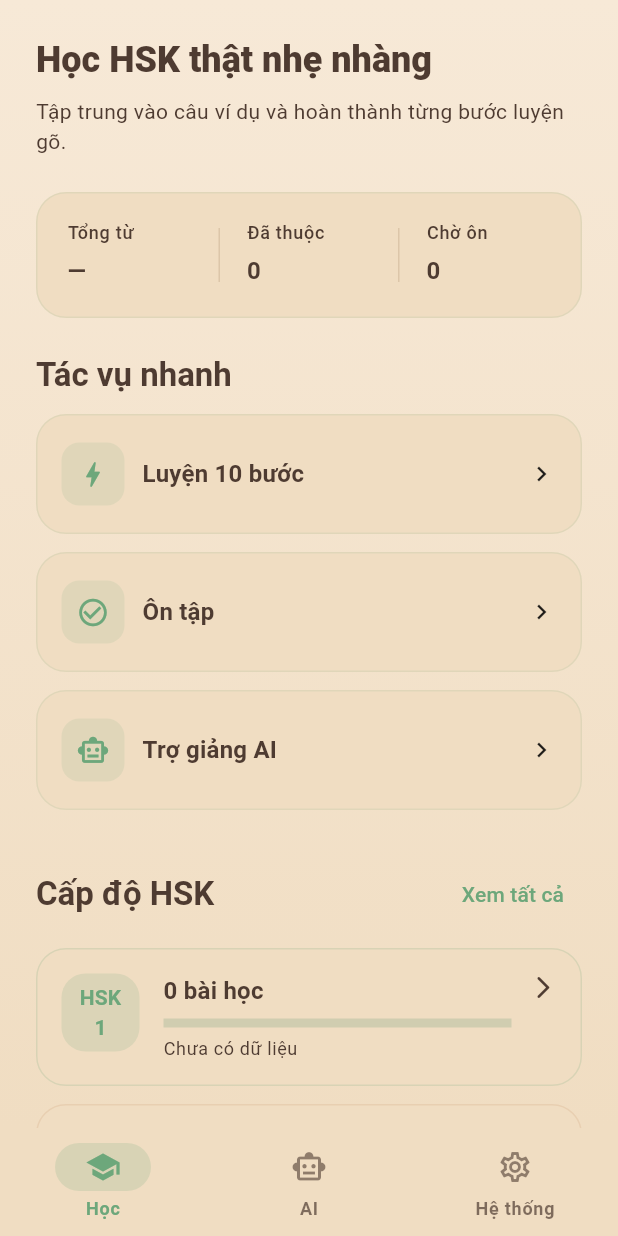
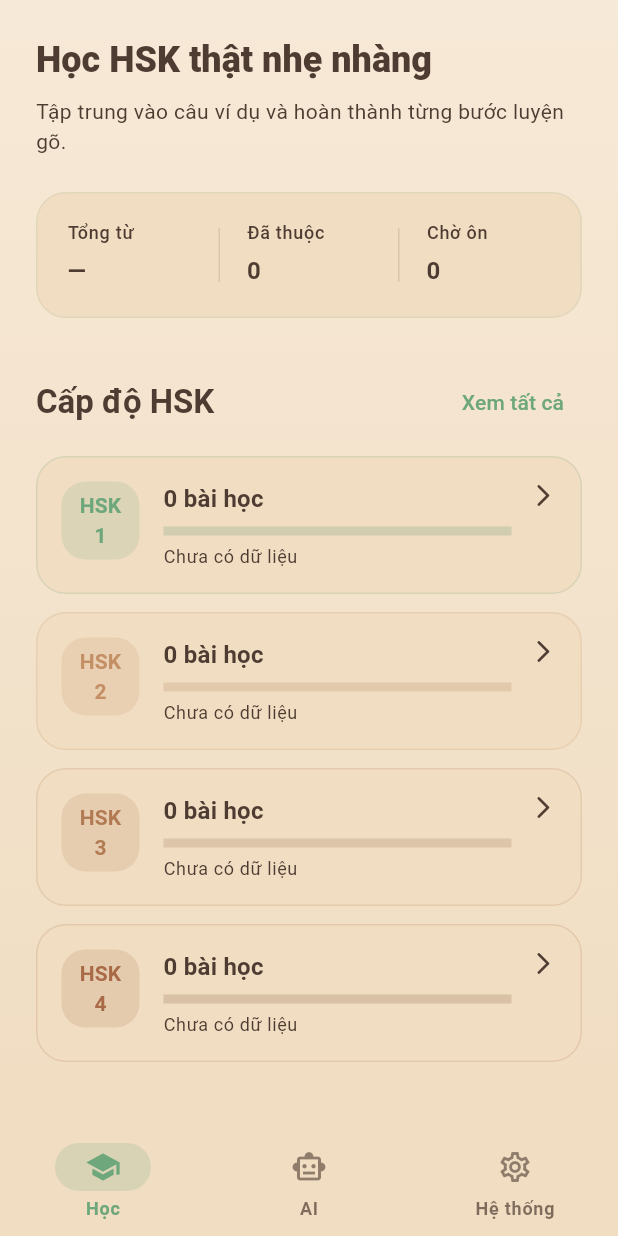
Before and after one commit to hieuhieu2202/learnchinesene, a Flutter app: the screen it shows after launch, on a phone screen of 412 x 824 dp. Run offline on Flutter 3.47's test engine with Material 3 defaults, Android fonts, the phone set to English and light mode, and no system bars; our stand-ins replace audioplayers, get, sqflite; accounts and stored records are empty.

Commit message:
Remove quick actions from home dashboard

```diff
--- a/lib/features/vocabulary/presentation/pages/home_page.dart
+++ b/lib/features/vocabulary/presentation/pages/home_page.dart
@@ -2,7 +2,6 @@ import 'package:flutter/material.dart';
 import 'package:get/get.dart';
 
 import '../../../../routes/app_routes.dart';
-import '../../domain/entities/word.dart';
 import '../controllers/home_controller.dart';
 import '../theme/hsk_palette.dart';
 import '../utils/navigation_utils.dart';
@@ -66,31 +65,6 @@ class _DashboardTab extends StatelessWidget {
       final totalWords = overview.fold<int>(0, (sum, item) => sum + item.totalWords);
       final masteredWords = overview.fold<int>(0, (sum, item) => sum + item.masteredWords);
 
-      final actions = <_SimpleAction>[
-        _SimpleAction(
-          icon: Icons.bolt_rounded,
-          label: 'Luyện 10 bước',
-          onTap: () => navigateAfterFrame(() {
-            Get.toNamed(
-              AppRoutes.practiceSession,
-              arguments: {
-                'words': const <Word>[],
-              },
-            );
-          }),
-        ),
-        _SimpleAction(
-          icon: Icons.check_circle_outline,
-          label: reviewCount > 0 ? 'Ôn $reviewCount từ' : 'Ôn tập',
-          onTap: () => navigateAfterFrame(() => Get.toNamed(AppRoutes.reviewToday)),
-        ),
-        _SimpleAction(
-          icon: Icons.smart_toy_outlined,
-          label: 'Trợ giảng AI',
-          onTap: () => controller.changeTab(1),
-        ),
-      ];
-
       return _GradientBackground(
         child: SafeArea(
           bottom: false,
@@ -118,10 +92,6 @@ class _DashboardTab extends StatelessWidget {
                   masteredWords: masteredWords,
                   reviewCount: reviewCount,
                 ),
-                const SizedBox(height: 24),
-                _SectionTitle(text: 'Tác vụ nhanh'),
-                const SizedBox(height: 12),
-                _SimpleActionWrap(actions: actions),
                 const SizedBox(height: 32),
                 Row(
                   children: [
@@ -647,100 +617,6 @@ class _SectionTitle extends StatelessWidget {
   }
 }
 
-class _SimpleAction {
-  const _SimpleAction({
-    required this.icon,
-    required this.label,
-    required this.onTap,
-  });
-
-  final IconData icon;
-  final String label;
-  final VoidCallback onTap;
-}
-
-class _SimpleActionWrap extends StatelessWidget {
-  const _SimpleActionWrap({required this.actions});
-
-  final List<_SimpleAction> actions;
-
-  @override
-  Widget build(BuildContext context) {
-    return LayoutBuilder(
-      builder: (context, constraints) {
-        final width = constraints.maxWidth;
-        final columns = width >= 720 ? 2 : 1;
-        const spacing = 12.0;
-        final tileWidth = columns == 1
-            ? width
-            : (width - spacing * (columns - 1)) / columns;
-
-        return Wrap(
-          spacing: spacing,
-          runSpacing: spacing,
-          children: [
-            for (final action in actions)
-              SizedBox(
-                width: tileWidth,
-                child: _SimpleActionButton(action: action),
-              ),
-          ],
-        );
-      },
-    );
-  }
-}
-
-class _SimpleActionButton extends StatelessWidget {
-  const _SimpleActionButton({required this.action});
-
-  final _SimpleAction action;
-
-  @override
-  Widget build(BuildContext context) {
-    final theme = Theme.of(context);
-    final scheme = theme.colorScheme;
-
-    return Material(
-      color: Colors.transparent,
-      child: InkWell(
-        borderRadius: BorderRadius.circular(20),
-        onTap: action.onTap,
-        child: Ink(
-          decoration: BoxDecoration(
-            color: scheme.surface,
-            borderRadius: BorderRadius.circular(20),
-            border: Border.all(color: scheme.primary.withOpacity(0.12)),
-          ),
-          padding: const EdgeInsets.symmetric(horizontal: 16, vertical: 18),
-          child: Row(
-            children: [
-              Container(
-                decoration: BoxDecoration(
-                  color: scheme.primary.withOpacity(0.12),
-                  borderRadius: BorderRadius.circular(12),
-                ),
-                padding: const EdgeInsets.all(10),
-                child: Icon(action.icon, color: scheme.primary, size: 22),
-              ),
-              const SizedBox(width: 12),
-              Expanded(
-                child: Text(
-                  action.label,
-                  style: theme.textTheme.titleMedium?.copyWith(
-                    fontWeight: FontWeight.w600,
-                  ),
-                ),
-              ),
-              const Icon(Icons.chevron_right, size: 20),
-            ],
-          ),
-        ),
-      ),
-    );
-  }
-}
-
 class _SimpleLevelList extends StatelessWidget {
   const _SimpleLevelList({required this.isLoading, required this.overview});
 
```
